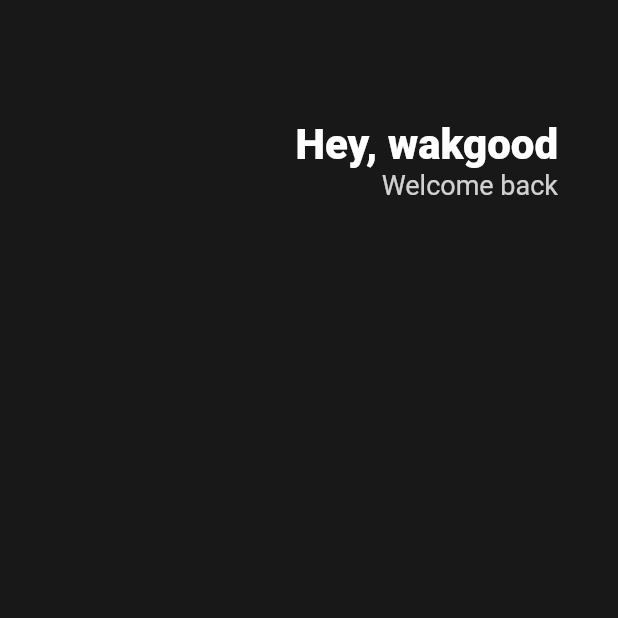
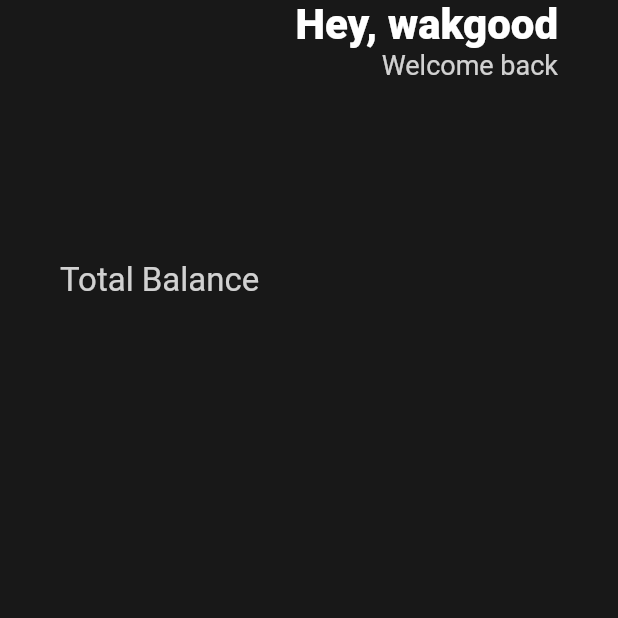
Before and after one commit to Myoungmin/toonflix, a Flutter app: the screen it shows after launch, on a phone screen of 412 x 824 dp, the top half of it. Run offline on Flutter 3.47's test engine with Material 2 defaults, Android fonts, the phone set to English and light mode, and no system bars.

Commit message:
CrossAixisAlignment.start로 Column에 Text 추가

```diff
--- a/lib/main.dart
+++ b/lib/main.dart
@@ -16,10 +16,9 @@ class App extends StatelessWidget {
             horizontal: 40,
           ),
           child: Column(
+            crossAxisAlignment: CrossAxisAlignment.start,
             children: [
-              SizedBox(
-                height: 80,
-              ),
+              SizedBox(),
               Row(
                 mainAxisAlignment: MainAxisAlignment.end,
                 children: [
@@ -44,6 +43,14 @@ class App extends StatelessWidget {
                     ],
                   )
                 ],
+              ),
+              SizedBox(
+                height: 120,
+              ),
+              Text(
+                'Total Balance',
+                style: TextStyle(
+                    fontSize: 22, color: Colors.white.withOpacity(0.8)),
               )
             ],
           ),
```
